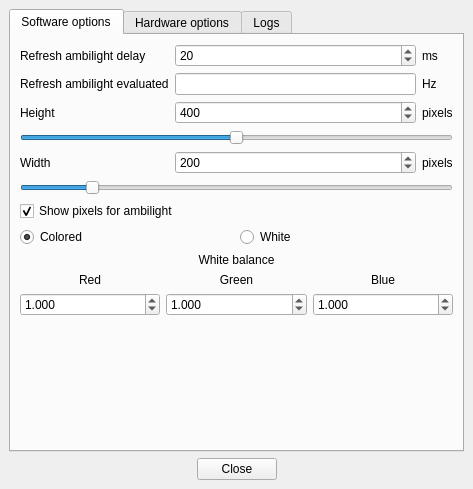
First picture: the form in Software/src/mainwindow.ui, repository Atarity/Lightpack, before the edit.
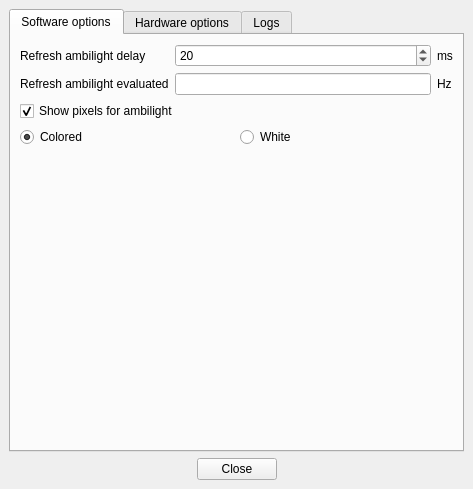
Second picture: the form after the edit. The open tabs and pages were chosen to show the change. Icons and pictures are not drawn.

Commit message: Software: save settings, size and position, for each led; print to "Log" tab - paths to log and settings files; remove in UI: common width and height, white balance, usb timeout, usb reconnect delay; change structure of the settings ini-file, using sections [General] [Firmware] [LED_1] [LED_2] ... ;

```diff
--- a/Software/src/mainwindow.ui
+++ b/Software/src/mainwindow.ui
@@ -43,7 +43,7 @@
        </attribute>
        <layout class="QVBoxLayout" name="verticalLayout">
         <item>
-         <layout class="QGridLayout" name="gridLayout" rowstretch="0,0,0,0,0,0,0,0" rowminimumheight="0,0,0,0,0,0,0,0">
+         <layout class="QGridLayout" name="gridLayout" rowstretch="0,0">
           <item row="0" column="0">
            <widget class="QLabel" name="label_UpdateDelay">
             <property name="text">
@@ -71,47 +71,6 @@
             </property>
            </widget>
           </item>
-          <item row="4" column="0">
-           <widget class="QLabel" name="label_height">
-            <property name="text">
-             <string>Height</string>
-            </property>
-           </widget>
-          </item>
-          <item row="4" column="1">
-           <widget class="QSpinBox" name="spinBox_HeightAmbilight">
-            <property name="minimum">
-             <number>1</number>
-            </property>
-            <property name="maximum">
-             <number>800</number>
-            </property>
-            <property name="value">
-             <number>400</number>
-            </property>
-           </widget>
-          </item>
-          <item row="4" column="2">
-           <widget class="QLabel" name="label_sec_4">
-            <property name="text">
-             <string>pixels</string>
-            </property>
-           </widget>
-          </item>
-          <item row="6" column="0">
-           <widget class="QLabel" name="label_width">
-            <property name="text">
-             <string>Width</string>
-            </property>
-           </widget>
-          </item>
-          <item row="6" column="2">
-           <widget class="QLabel" name="label_sec_5">
-            <property name="text">
-             <string>pixels</string>
-            </property>
-           </widget>
-          </item>
           <item row="1" column="0">
            <widget class="QLabel" name="label_UpdateDelayEval">
             <property name="text">
@@ -136,51 +95,6 @@
             </property>
            </widget>
           </item>
-          <item row="5" column="0" colspan="3">
-           <widget class="QSlider" name="horizontalSliderHeight">
-            <property name="minimum">
-             <number>1</number>
-            </property>
-            <property name="maximum">
-             <number>800</number>
-            </property>
-            <property name="value">
-             <number>400</number>
-            </property>
-            <property name="orientation">
-             <enum>Qt::Horizontal</enum>
-            </property>
-           </widget>
-          </item>
-          <item row="6" column="1">
-           <widget class="QSpinBox" name="spinBox_WidthAmbilight">
-            <property name="minimum">
-             <number>1</number>
-            </property>
-            <property name="maximum">
-             <number>1280</number>
-            </property>
-            <property name="value">
-             <number>200</number>
-            </property>
-           </widget>
-          </item>
-          <item row="7" column="0" colspan="3">
-           <widget class="QSlider" name="horizontalSliderWidth">
-            <property name="minimum">
-             <number>1</number>
-            </property>
-            <property name="maximum">
-             <number>1280</number>
-            </property>
-            <property name="value">
-             <number>200</number>
-            </property>
-            <property name="orientation">
-             <enum>Qt::Horizontal</enum>
-            </property>
-           </widget>
-          </item>
          </layout>
         </item>
         <item>
@@ -216,104 +130,7 @@
         </item>
         <item>
          <layout class="QGridLayout" name="gridLayout_3">
-          <item row="1" column="0">
-           <widget class="QLabel" name="label_WB_Red">
-            <property name="text">
-             <string>Red</string>
-            </property>
-            <property name="alignment">
-             <set>Qt::AlignCenter</set>
-            </property>
-           </widget>
-          </item>
-          <item row="1" column="1">
-           <widget class="QLabel" name="label_WB_Green">
-            <property name="text">
-             <string>Green</string>
-            </property>
-            <property name="alignment">
-             <set>Qt::AlignCenter</set>
-            </property>
-           </widget>
-          </item>
-          <item row="1" column="2">
-           <widget class="QLabel" name="label_WB_Blue">
-            <property name="text">
-             <string>Blue</string>
-            </property>
-            <property name="alignment">
-             <set>Qt::AlignCenter</set>
-            </property>
-           </widget>
-          </item>
-          <item row="2" column="0">
-           <widget class="QDoubleSpinBox" name="doubleSpinBox_WB_Red">
-            <property name="decimals">
-             <number>3</number>
-            </property>
-            <property name="minimum">
-             <double>0.200000000000000</double>
-            </property>
-            <property name="maximum">
-             <double>2.000000000000000</double>
-            </property>
-            <property name="singleStep">
-             <double>0.010000000000000</double>
-            </property>
-            <property name="value">
-             <double>1.000000000000000</double>
-            </property>
-           </widget>
-          </item>
-          <item row="2" column="1">
-           <widget class="QDoubleSpinBox" name="doubleSpinBox_WB_Green">
-            <property name="decimals">
-             <number>3</number>
-            </property>
-            <property name="minimum">
-             <double>0.200000000000000</double>
-            </property>
-            <property name="maximum">
-             <double>2.000000000000000</double>
-            </property>
-            <property name="singleStep">
-             <double>0.010000000000000</double>
-            </property>
-            <property name="value">
-             <double>1.000000000000000</double>
-            </property>
-           </widget>
-          </item>
-          <item row="2" column="2">
-           <widget class="QDoubleSpinBox" name="doubleSpinBox_WB_Blue">
-            <property name="decimals">
-             <number>3</number>
-            </property>
-            <property name="minimum">
-             <double>0.200000000000000</double>
-            </property>
-            <property name="maximum">
-             <double>2.000000000000000</double>
-            </property>
-            <property name="singleStep">
-             <double>0.010000000000000</double>
-            </property>
-            <property name="value">
-             <double>1.000000000000000</double>
-            </property>
-           </widget>
-          </item>
-          <item row="0" column="0" colspan="3">
-           <widget class="QLabel" name="label_WhiteBalance">
-            <property name="text">
-             <string>White balance</string>
-            </property>
-            <property name="alignment">
-             <set>Qt::AlignCenter</set>
-            </property>
-           </widget>
-          </item>
-          <item row="3" column="1">
+          <item row="0" column="0">
            <spacer name="verticalSpacer">
             <property name="orientation">
              <enum>Qt::Vertical</enum>
```
Left out of the diff: 165 changed lines with no effect on the pictures. The commit also changes 5 other files.
